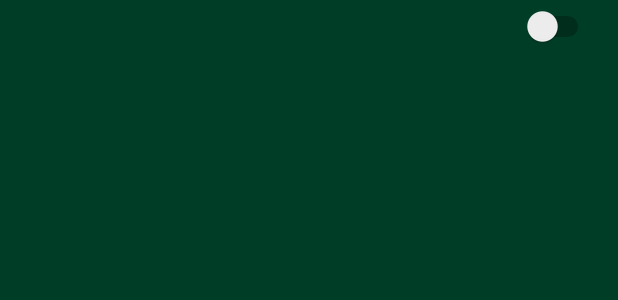
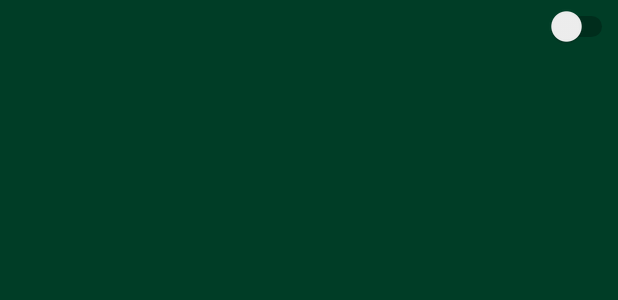
Before and after one commit to xavimoya/AndroidProject, an Android app: the layout custome_row.xml on its own in the app's theme, with its tools: preview values and no code run, on a phone screen of 412 x 824 dp. Shown: the top 300 px of the screen. Run offline under Robolectric (Android 15) with nearby library versions, the phone set to English and light mode, and no system bars.

Commit message:
alarms sounds when is programmed

```diff
--- a/SmartAlarm/app/src/main/java/xavi/smartalarm/AddAlarm.java
+++ b/SmartAlarm/app/src/main/java/xavi/smartalarm/AddAlarm.java
@@ -44,7 +44,7 @@ public class AddAlarm extends AppCompatActivity {
         setContentView(R.layout.activity_addalarm);
 
         iyear = c.get(Calendar.YEAR); // current year
-        imonth = c.get(Calendar.MONTH) + 1; // current month (starts on 0)
+        imonth = c.get(Calendar.MONTH); // current month (starts on 0)
         iday = c.get(Calendar.DAY_OF_MONTH); // current day
 
         /*Time*/
@@ -106,7 +106,6 @@ public class AddAlarm extends AppCompatActivity {
                             public void onDateSet(DatePicker view, int year,
                                                   int monthOfYear, int dayOfMonth) {
 
-                                monthOfYear = monthOfYear + 1;
 
                                 TextView tvDate = (TextView) findViewById(R.id.dateAlarm);
                                 tvDate.setText(dayOfMonth + "/" + monthOfYear + "/" + year);
--- a/SmartAlarm/app/src/main/java/xavi/smartalarm/CustomAlarmAdapter.java
+++ b/SmartAlarm/app/src/main/java/xavi/smartalarm/CustomAlarmAdapter.java
@@ -43,7 +43,7 @@ class CustomAlarmAdapter extends ArrayAdapter<Alarm>{
         if (minutes < 10)text.concat("0"+minutes);
         else text.concat(String.valueOf(minutes));
         time.setText(text);
-        date.setText(alarm.getDate().get(Calendar.DAY_OF_MONTH) +"/" + alarm.getDate().get(Calendar.MONTH) + "/" + alarm.getDate().get(Calendar.YEAR));
+        date.setText(alarm.getDate().get(Calendar.DAY_OF_MONTH) +"/" + alarm.getDate().get(Calendar.MONTH)+1 + "/" + alarm.getDate().get(Calendar.YEAR));
         location.setText(alarm.getDestiny());
 
 
--- a/SmartAlarm/app/src/main/java/xavi/smartalarm/MainActivity.java
+++ b/SmartAlarm/app/src/main/java/xavi/smartalarm/MainActivity.java
@@ -504,9 +504,9 @@ public class MainActivity extends AppCompatActivity implements GoogleApiClient.O
             pendingIntent = PendingIntent.getBroadcast(this, 1, intent, 0);
 
 
-            manager.set(AlarmManager.RTC_WAKEUP, SystemClock.elapsedRealtime(), pendingIntent);  //sounds now
+//            manager.set(AlarmManager.RTC_WAKEUP, SystemClock.elapsedRealtime(), pendingIntent);  //sounds now
 
-           // manager.set(AlarmManager.RTC_WAKEUP, alarm.getTimeInMillis(), pendingIntent);       //sounds when the alarm is configured
+            manager.set(AlarmManager.RTC_WAKEUP, alarm.getTimeInMillis(), pendingIntent);       //sounds when the alarm is configured
 
             if(i2!=null)i2.setVisible(true);
 
--- a/SmartAlarm/app/src/main/res/layout/custome_row.xml
+++ b/SmartAlarm/app/src/main/res/layout/custome_row.xml
@@ -53,7 +53,6 @@
         android:id="@+id/switch1"
         android:layout_width="wrap_content"
         android:layout_height="wrap_content"
-        android:layout_marginEnd="16dp"
         android:layout_marginTop="4dp"
         android:gravity="end"
         android:layout_alignParentTop="true"
```
